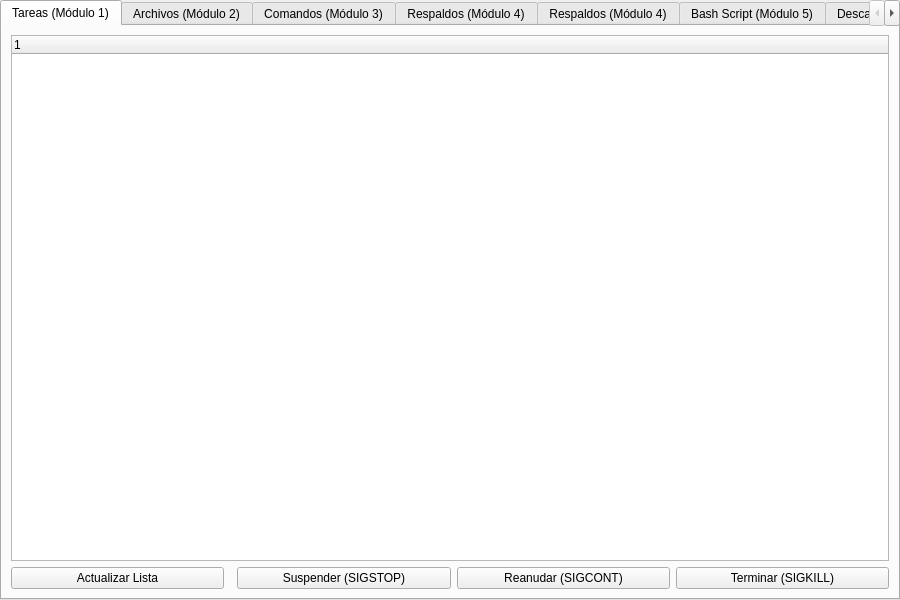
Old version of the form src/gui/mainwindow.ui in the repository WilberGuerra515/proyecto-ps-2026a.
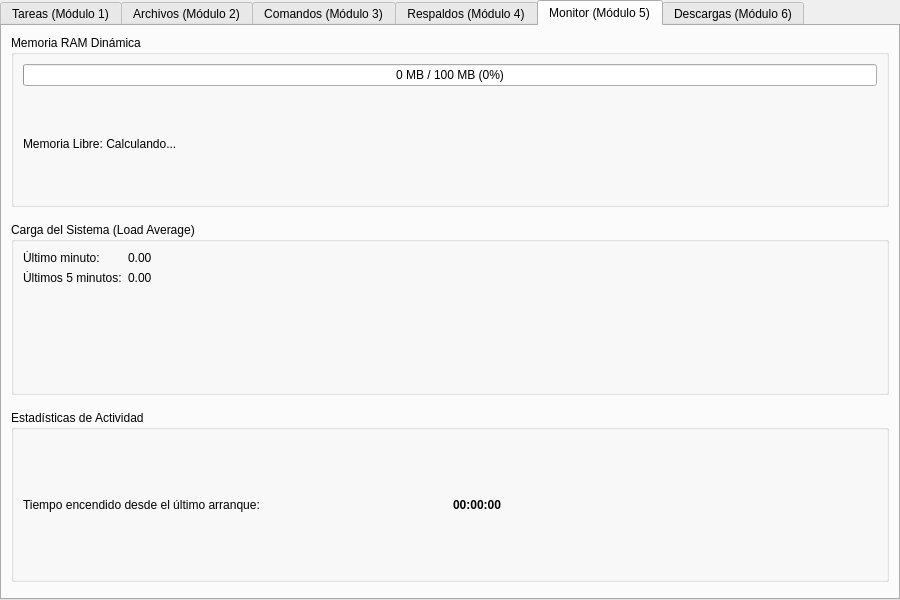
New version of the form. The open tabs and pages were chosen to show the change.

Commit message: Agregando layout para el módulo 5 (Análisis de Scripts Bash)

Diff of the .ui file:
```diff
--- a/src/gui/mainwindow.ui
+++ b/src/gui/mainwindow.ui
@@ -301,109 +301,119 @@
          </widget>
         </item>
        </layout>
-      </widget><!-- MÓDULO 4: GESTOR DE RESPALDOS -->
-      <widget class="QWidget" name="tabBackups">
+      </widget>
+
+      <!-- MÓDULO 5: MONITOR DE RECURSOS -->
+      <widget class="QWidget" name="tabSystemMonitor">
        <attribute name="title">
-        <string>Respaldos (Módulo 4)</string>
+        <string>Monitor (Módulo 5)</string>
        </attribute>
-       <layout class="QVBoxLayout" name="layoutBackups">
+       <layout class="QVBoxLayout" name="layoutMonitor">
+        <property name="spacing">
+         <number>15</number>
+        </property>
         <item>
-         <layout class="QFormLayout" name="formLayoutBackups">
-          <property name="verticalSpacing">
-           <number>12</number>
+         <widget class="QGroupBox" name="groupRAM">
+          <property name="title">
+           <string>Memoria RAM Dinámica</string>
           </property>
+          <layout class="QVBoxLayout" name="layoutRAM">
+           <item>
+            <widget class="QProgressBar" name="barRAM">
+             <property name="value">
+              <number>0</number>
+             </property>
+             <property name="format">
+              <string>%v MB / %m MB (%p%)</string>
+             </property>
+            </widget>
+           </item>
+           <item>
+            <widget class="QLabel" name="lblRAMDetails">
+             <property name="text">
+              <string>Memoria Libre: Calculando...</string>
+             </property>
+            </widget>
+           </item>
+          </layout>
+         </widget>
+        </item>
+        <item>
+         <widget class="QGroupBox" name="groupCPU">
+          <property name="title">
+           <string>Carga del Sistema (Load Average)</string>
+          </property>
+          <layout class="QFormLayout" name="layoutCPU">
           <item row="0" column="0">
-           <widget class="QLabel" name="lblSrcDir">
+            <widget class="QLabel" name="lblLoad1">
             <property name="text">
-             <string>Directorio Origen a respaldar:</string>
+              <string>Último minuto:</string>
             </property>
            </widget>
           </item>
           <item row="0" column="1">
-           <widget class="QLineEdit" name="txtSrcDir">
+            <widget class="QLabel" name="valLoad1">
             <property name="text">
-             <string>/home/Dieguito/pruebaQT</string>
+              <string>0.00</string>
             </property>
            </widget>
           </item>
           <item row="1" column="0">
-           <widget class="QLabel" name="lblDestDir">
+            <widget class="QLabel" name="lblLoad5">
             <property name="text">
-             <string>Directorio Destino (Donde se guardará):</string>
+              <string>Últimos 5 minutos:</string>
             </property>
            </widget>
           </item>
           <item row="1" column="1">
-           <widget class="QLineEdit" name="txtDestDir">
+            <widget class="QLabel" name="valLoad5">
             <property name="text">
-             <string>/home/Dieguito</string>
+              <string>0.00</string>
             </property>
            </widget>
           </item>
-          <item row="2" column="0">
-           <widget class="QLabel" name="lblBackupName">
+          </layout>
+         </widget>
+        </item>
+        <item>
+         <widget class="QGroupBox" name="groupUptime">
+          <property name="title">
+           <string>Estadísticas de Actividad</string>
+          </property>
+          <layout class="QHBoxLayout" name="layoutUptime">
+           <item>
+            <widget class="QLabel" name="lblUptimeText">
             <property name="text">
-             <string>Nombre del Archivo Final (.tar.gz):</string>
+              <string>Tiempo encendido desde el último arranque:</string>
             </property>
            </widget>
           </item>
-          <item row="2" column="1">
-           <widget class="QLineEdit" name="txtBackupName">
-            <property name="placeholderText">
-             <string>respaldo_proyecto_final</string>
-            </property>
+           <item>
+            <widget class="QLabel" name="valUptime">
+             <property name="text">
+              <string>00:00:00</string>
+             </property>
+             <property name="font">
+              <font>
+               <bold>true</bold>
+              </font>
+             </property>
            </widget>
           </item>
          </layout>
+         </widget>
         </item>
         <item>
-         <spacer name="spacerBackups">
+         <spacer name="spacerMonitor">
           <property name="orientation">
            <enum>Qt::Vertical</enum>
           </property>
-          <property name="sizeType">
-           <enum>QSizePolicy::Fixed</enum>
-          </property>
-          <property name="sizeHint" stdset="0">
-           <size>
-            <width>20</width>
-            <height>10</height>
-           </size>
-          </property>
          </spacer>
         </item>
-        <item>
-         <widget class="QPushButton" name="btnCreateBackup">
-          <property name="text">
-           <string>Generar Respaldo Tarball (.tar.gz)</string>
-          </property>
-         </widget>
-        </item>
-        <item>
-         <widget class="QProgressBar" name="backupProgressBar">
-          <property name="value">
-           <number>0</number>
-          </property>
-          <property name="visible">
-           <bool>false</bool>
-          </property>
-         </widget>
-        </item>
-        <item>
-         <widget class="QTextEdit" name="txtBackupLog">
-          <property name="readOnly">
-           <bool>true</bool>
-          </property>
-          <property name="placeholderText">
-           <string>Historial de operaciones de respaldo...</string>
-          </property>
-         </widget>
-        </item>
        </layout>
       </widget>
 
-      <!-- Pestañas restantes en blanco (Placeholders) -->
-      <widget class="QWidget" name="tabBash"><attribute name="title"><string>Bash Script (Módulo 5)</string></attribute></widget>
+    <!-- Pestaña restante en blanco (Placeholders) -->
       <widget class="QWidget" name="tabDownloads"><attribute name="title"><string>Descargas (Módulo 6)</string></attribute></widget>
      </widget>
     </item>
```
Lines whose indentation alone changed are shown as unchanged.
